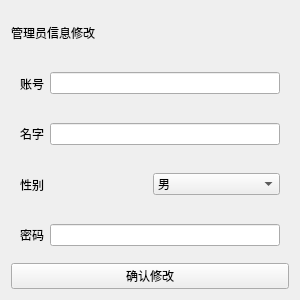
Before: the Qt Designer form re_admin.ui in yl4869/librarysystem, drawn with Qt 5.
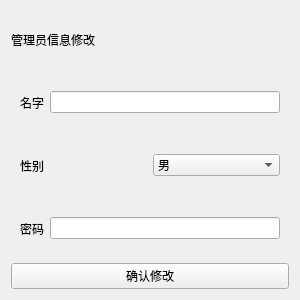
After: the same form once the commit is applied.

Patch:
```diff
--- a/re_admin.ui
+++ b/re_admin.ui
@@ -22,22 +22,6 @@
     </widget>
    </item>
    <item row="1" column="0">
-    <widget class="QWidget" name="widget" native="true">
-     <layout class="QHBoxLayout" name="horizontalLayout">
-      <item>
-       <widget class="QLabel" name="label_2">
-        <property name="text">
-         <string>账号</string>
-        </property>
-       </widget>
-      </item>
-      <item>
-       <widget class="QLineEdit" name="lineEdit"/>
-      </item>
-     </layout>
-    </widget>
-   </item>
-   <item row="2" column="0">
     <widget class="QWidget" name="widget_2" native="true">
      <layout class="QHBoxLayout" name="horizontalLayout_2">
       <item>
@@ -53,7 +37,7 @@
      </layout>
     </widget>
    </item>
-   <item row="3" column="0">
+   <item row="2" column="0">
     <widget class="QWidget" name="widget_4" native="true">
      <layout class="QHBoxLayout" name="horizontalLayout_4">
       <item>
@@ -80,7 +64,7 @@
      </layout>
     </widget>
    </item>
-   <item row="4" column="0">
+   <item row="3" column="0">
     <widget class="QWidget" name="widget_3" native="true">
      <layout class="QHBoxLayout" name="horizontalLayout_3">
       <item>
```
Left out of the diff: 16 changed lines with no effect on the pictures.
